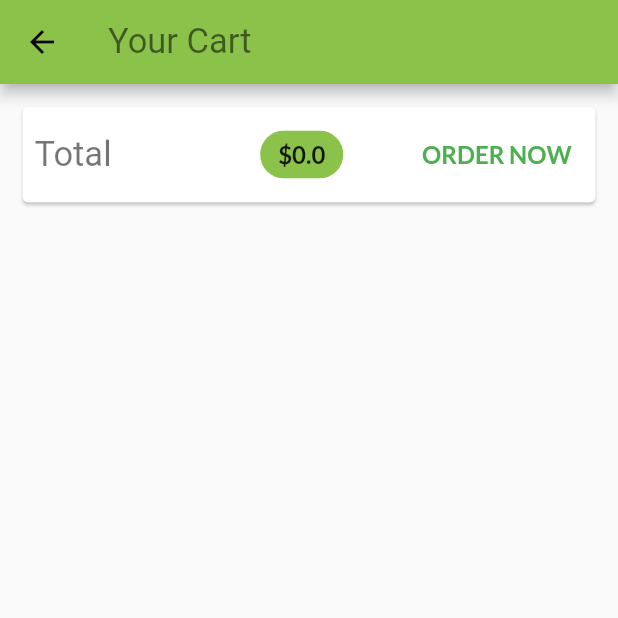
After one commit to sadiksha1000/MiShop, a Flutter app: the CartScreen screen opened by its route, on a phone screen of 412 x 824 dp, the top half of it. The commit adds this screen. Run offline on Flutter 3.47's test engine with Material 2 defaults, Android fonts, the phone set to English and light mode, and no system bars; network calls fail; Roboto replaces fonts that are missing (Lato-Bold).

Commit message:
Add to Cart

```diff
--- a/myshopapp/lib/main.dart
+++ b/myshopapp/lib/main.dart
@@ -1,6 +1,8 @@
 import 'package:flutter/material.dart';
 import 'package:myshopapp/home.dart';
 import 'package:myshopapp/providers/cart.dart';
+import 'package:myshopapp/providers/product.dart';
+import 'package:myshopapp/screens/cart_screen.dart';
 import 'package:myshopapp/screens/product_detail_screen.dart';
 import 'package:myshopapp/screens/products_overview_screen.dart';
 import './providers/products_provider.dart';
@@ -22,7 +24,7 @@ class MyApp extends StatelessWidget {
         ),
         ChangeNotifierProvider(
           create: (context) => Cart(),
-        )
+        ),
       ],
       child: MaterialApp(
         title: 'Flutter Demo',
@@ -42,6 +44,7 @@ class MyApp extends StatelessWidget {
         home: ProductsOverviewScreen(),
         routes: {
           ProductDetailScreen.routeName: (context) => ProductDetailScreen(),
+          CartScreen.routeName: (context) => CartScreen(),
         },
       ),
     );
--- a/myshopapp/lib/providers/cart.dart
+++ b/myshopapp/lib/providers/cart.dart
@@ -18,11 +18,19 @@ class Cart with ChangeNotifier {
   Map<String, CartItem> _items = {};
 
   Map<String, CartItem> get items {
-    return {...items};
+    return {..._items};
   }
 
   int get itemCount {
     return _items.length;
+  }
+
+  double get totalAmount {
+    var total = 0.0;
+    items.forEach((key, cartItem) {
+      total += cartItem.price * cartItem.price;
+    });
+    return total;
   }
 
   void addItem(String productId, double price, String title) {
@@ -47,7 +55,6 @@ class Cart with ChangeNotifier {
         ),
       );
     }
+    notifyListeners();
   }
-
-  notifyListeners();
 }
--- /dev/null
+++ b/myshopapp/lib/screens/cart_screen.dart
@@ -0,0 +1,78 @@
+import 'package:flutter/material.dart';
+import 'package:myshopapp/providers/cart.dart';
+import 'package:myshopapp/widgets/cart_item.dart';
+import 'package:provider/provider.dart';
+
+class CartScreen extends StatelessWidget {
+  static const routeName = '/cart';
+  const CartScreen({Key? key}) : super(key: key);
+
+  @override
+  Widget build(BuildContext context) {
+    final cart = Provider.of<Cart>(context);
+    return Scaffold(
+        appBar: AppBar(
+          title: Text(
+            'Your Cart',
+            style: Theme.of(context).textTheme.headline4,
+          ),
+        ),
+        body: Column(
+          children: [
+            Card(
+              margin: EdgeInsets.all(15),
+              child: Padding(
+                padding: EdgeInsets.all(8),
+                child: Row(
+                  mainAxisAlignment: MainAxisAlignment.spaceBetween,
+                  children: [
+                    Text(
+                      'Total',
+                      style: Theme.of(context).textTheme.headline4,
+                    ),
+                    SizedBox(
+                      width: 10,
+                    ),
+                    Chip(
+                      label: Text(
+                        '\$${cart.totalAmount}',
+                        style: TextStyle(
+                          fontSize: 16,
+                          fontWeight: FontWeight.bold,
+                        ),
+                      ),
+                      backgroundColor: Theme.of(context).primaryColor,
+                    ),
+                    TextButton(
+                      onPressed: () {},
+                      child: Text(
+                        'ORDER NOW',
+                        style: TextStyle(
+                          color: Colors.green,
+                          fontSize: 16,
+                          fontWeight: FontWeight.bold,
+                        ),
+                      ),
+                    ),
+                  ],
+                ),
+              ),
+            ),
+            SizedBox(
+              height: 20,
+            ),
+            Expanded(
+              child: ListView.builder(
+                itemCount: cart.items.length,
+                itemBuilder: (context, index) => CartItemWidget(
+                  id: cart.items[index]!.id,
+                  price: cart.items[index]!.price,
+                  quantity: (cart.items[index]!.quantity) as int,
+                  title: cart.items[index]!.title,
+                ),
+              ),
+            )
+          ],
+        ));
+  }
+}
--- a/myshopapp/lib/screens/products_overview_screen.dart
+++ b/myshopapp/lib/screens/products_overview_screen.dart
@@ -1,6 +1,8 @@
 import 'package:flutter/material.dart';
 import 'package:myshopapp/providers/cart.dart';
+import 'package:myshopapp/providers/product.dart';
 import 'package:myshopapp/providers/products_provider.dart';
+import 'package:myshopapp/screens/cart_screen.dart';
 import 'package:myshopapp/widgets/badge.dart';
 import 'package:myshopapp/widgets/products_grid.dart';
 import 'package:provider/provider.dart';
@@ -23,6 +25,8 @@ class _ProductsOverviewScreenState extends State<ProductsOverviewScreen> {
   bool _showOnlyFavorites = false;
   @override
   Widget build(BuildContext context) {
+    final cart = Provider.of<Cart>(context);
+    // final product = Provider.of<Product>(context);
     return Scaffold(
       appBar: AppBar(
         title: Text(
@@ -41,7 +45,9 @@ class _ProductsOverviewScreenState extends State<ProductsOverviewScreen> {
                   Icons.shopping_cart,
                 ),
                 iconSize: 22,
-                onPressed: () {},
+                onPressed: () {
+                  Navigator.of(context).pushNamed(CartScreen.routeName);
+                },
               ),
             ),
           ),
```
Also changed, not shown: myshopapp/lib/widgets/cart_item.dart (added, +37 -0 lines).
